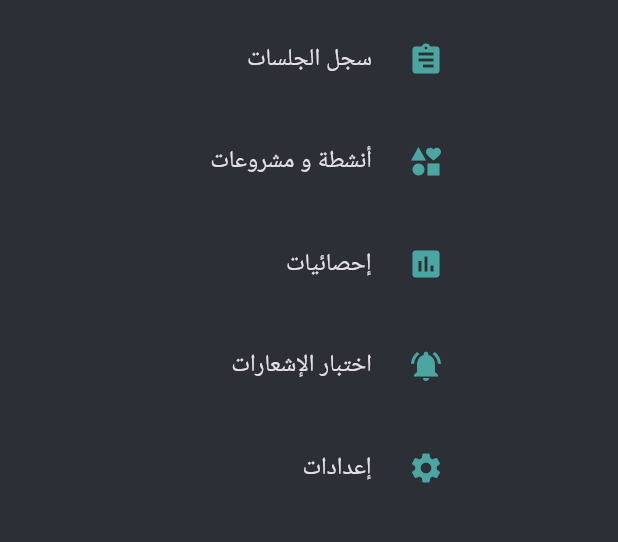
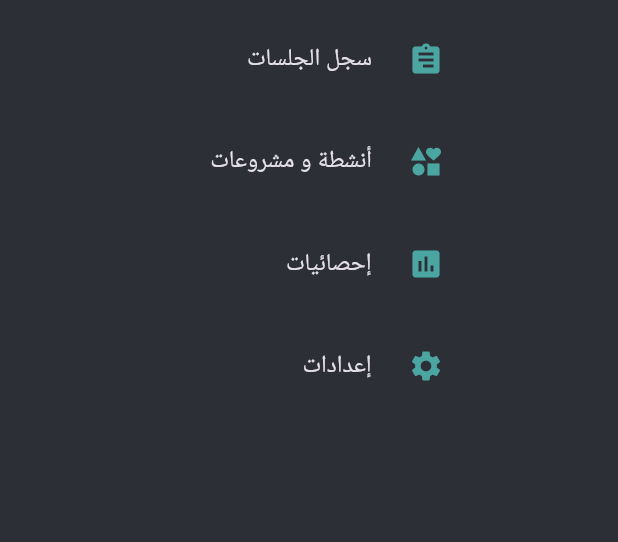
Before and after one commit to BaselCS/salad_of_achievement, a Flutter app: the MyDrawer widget shown alone on an empty page, opened directly, on a phone screen of 412 x 824 dp, the part 242-784 px from its top. Run offline on Flutter 3.47's test engine with Material 3 defaults, Android fonts, the phone set to English and light mode, and no system bars; our stand-ins replace awesome_notifications, circular_countdown_timer, flutter_animation_progress_bar, hijri, objectbox; generated files the repository leaves out were written again.

```diff
--- a/lib/Pages/main_page.dart
+++ b/lib/Pages/main_page.dart
@@ -100,13 +100,13 @@ class MyDrawer extends StatelessWidget {
               Navigator.pushNamed(context, '/statistics');
             },
           ),
-          ListTile(
-            title: const Text('اختبار الإشعارات'),
-            leading: const MyIcon(Icons.notifications_active),
-            onTap: () {
-              Navigator.pushNamed(context, '/notificationTest');
-            },
-          ),
+          // ListTile(
+          //   title: const Text('اختبار الإشعارات'),
+          //   leading: const MyIcon(Icons.notifications_active),
+          //   onTap: () {
+          //     Navigator.pushNamed(context, '/notificationTest');
+          //   },
+          // ),
           ListTile(
             title: const Text('إعدادات'),
             leading: const MyIcon(Icons.settings),
--- a/lib/logical/notification.dart
+++ b/lib/logical/notification.dart
@@ -27,7 +27,7 @@ class NotificationHelper {
             playSound: true,
             soundSource: 'resource://raw/done_sound',
             enableVibration: true,
-            vibrationPattern: Int64List.fromList([0, 1000, 500, 1000, 500, 1000]),
+            vibrationPattern: Int64List.fromList([0, 1000, 500, 1000]),
           ),
           NotificationChannel(
             channelKey: 'salad_achievement_scheduled',
@@ -40,7 +40,7 @@ class NotificationHelper {
             playSound: true,
             soundSource: 'resource://raw/done_sound',
             enableVibration: true,
-            vibrationPattern: Int64List.fromList([0, 1000, 500, 1000, 500, 1000]),
+            vibrationPattern: Int64List.fromList([0, 1000, 500, 1000]),
           ),
         ],
       );
```
Also changed, not shown: 3 other files.
